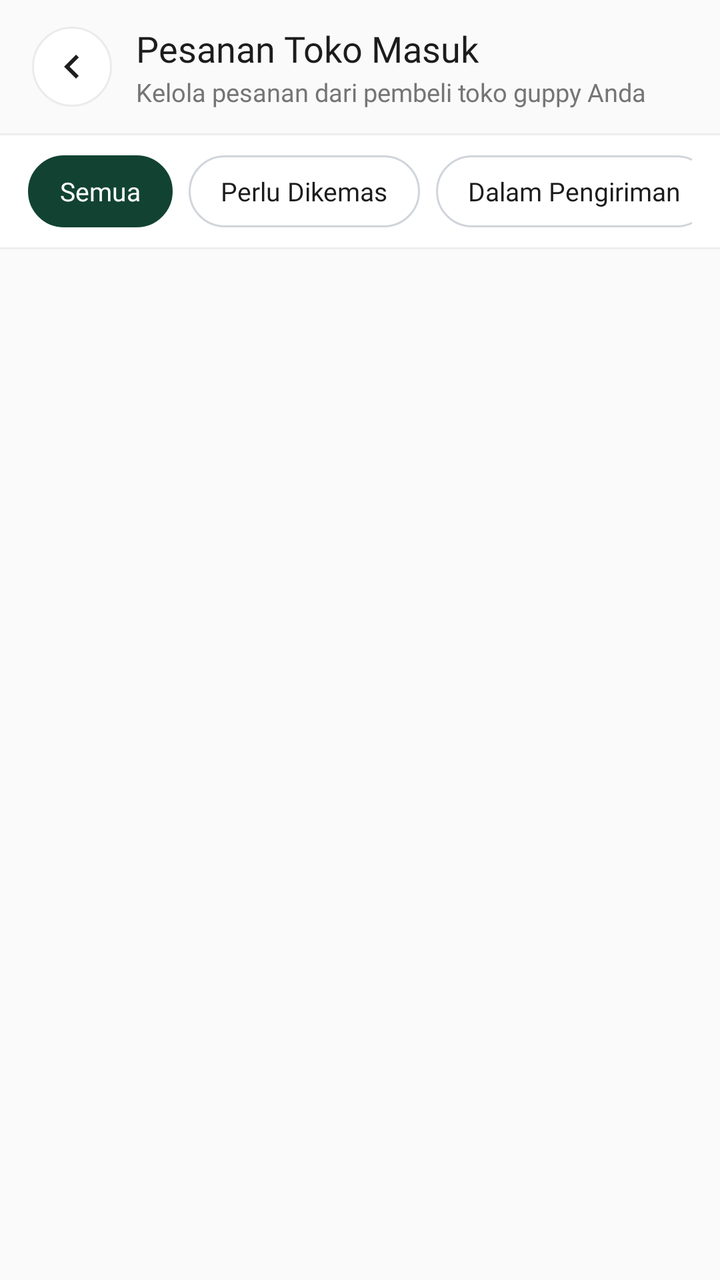
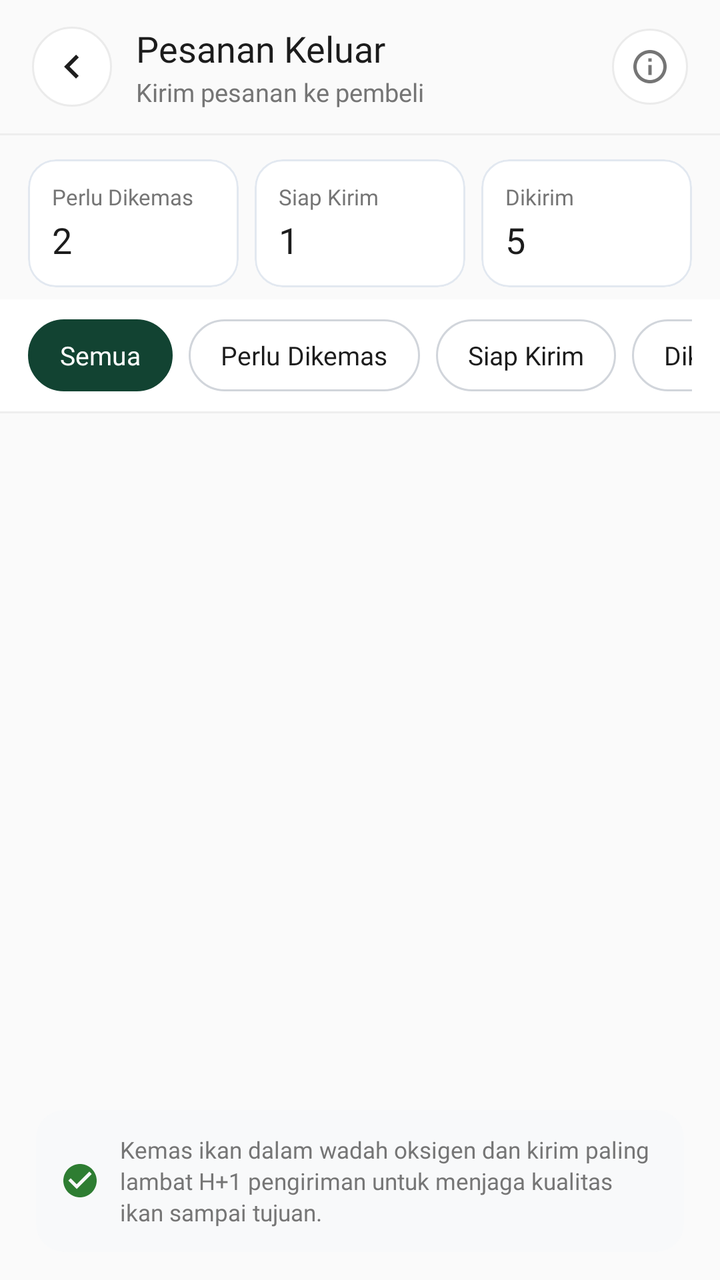

Before-and-after screenshots of an Android layout around one commit, followed by the original layout XML and the change that was made.
<!-- AndroidManifest.xml: application theme Theme.GuppyMarketIDN -->
<!-- res/layout/activity_seller_orders.xml -->
<?xml version="1.0" encoding="utf-8"?>
<RelativeLayout
    xmlns:android="http://schemas.android.com/apk/res/android"
    xmlns:app="http://schemas.android.com/apk/res-auto"
    xmlns:tools="http://schemas.android.com/tools"
    android:id="@+id/main"
    android:layout_width="match_parent"
    android:layout_height="match_parent"
    android:background="#FAFAFA"
    tools:context=".menuProfile.SellerOrdersActivity">

    
    <LinearLayout
        android:id="@+id/topBarSellerOrders"
        android:layout_width="match_parent"
        android:layout_height="wrap_content"
        android:layout_alignParentTop="true"
        android:background="#FAFAFA"
        android:paddingHorizontal="16dp"
        android:paddingTop="12dp"
        android:paddingBottom="12dp"
        android:gravity="center_vertical"
        android:orientation="horizontal">

        <ImageView
            android:id="@+id/btnBackSellerOrders"
            android:layout_width="40dp"
            android:layout_height="40dp"
            android:background="@drawable/bg_circle_white_stroke"
            android:src="@drawable/ic_chevron_left"
            android:padding="8dp"
            android:clickable="true"
            android:focusable="true"/>

        <LinearLayout
            android:layout_width="0dp"
            android:layout_weight="1"
            android:layout_height="wrap_content"
            android:layout_marginStart="12dp"
            android:orientation="vertical">

            <TextView
                android:layout_width="wrap_content"
                android:layout_height="wrap_content"
                android:fontFamily="@font/inter_bold"
                android:text="Pesanan Toko Masuk"
                android:textColor="@color/guppy_text_black"
                android:textSize="18sp"/>

            <TextView
                android:layout_width="wrap_content"
                android:layout_height="wrap_content"
                android:layout_marginTop="1dp"
                android:fontFamily="@font/inter_regular"
                android:text="Kelola pesanan dari pembeli toko guppy Anda"
                android:textColor="@color/guppy_text_gray"
                android:textSize="12.5sp"/>
        </LinearLayout>
    </LinearLayout>

    <View
        android:id="@+id/dividerHeader"
        android:layout_width="match_parent"
        android:layout_height="1dp"
        android:layout_below="@id/topBarSellerOrders"
        android:background="#EEEEEE"/>

    
    <HorizontalScrollView
        android:id="@+id/scrollTabsSellerOrders"
        android:layout_width="match_parent"
        android:layout_height="wrap_content"
        android:layout_below="@id/dividerHeader"
        android:background="@color/white"
        android:scrollbars="none"
        android:paddingVertical="10dp"
        android:paddingHorizontal="14dp">

        <LinearLayout
            android:layout_width="wrap_content"
            android:layout_height="wrap_content"
            android:orientation="horizontal">

            
            <TextView
                android:id="@+id/tabSellerOrderSemua"
                android:layout_width="wrap_content"
                android:layout_height="36dp"
                android:background="@drawable/bg_chip_selected"
                android:backgroundTint="#124332"
                android:text="Semua"
                android:textColor="@color/white"
                android:fontFamily="@font/inter_bold"
                android:textSize="13sp"
                android:gravity="center"
                android:paddingHorizontal="16dp"
                android:layout_marginEnd="8dp"
                android:clickable="true"
                android:focusable="true"/>

            
            <TextView
                android:id="@+id/tabSellerOrderPerluDikemas"
                android:layout_width="wrap_content"
                android:layout_height="36dp"
                android:background="@drawable/bg_btn_outline_pill_gray"
                android:text="Perlu Dikemas"
                android:textColor="@color/guppy_text_black"
                android:fontFamily="@font/inter_bold"
                android:textSize="13sp"
                android:gravity="center"
                android:paddingHorizontal="16dp"
                android:layout_marginEnd="8dp"
                android:clickable="true"
                android:focusable="true"/>

            
            <TextView
                android:id="@+id/tabSellerOrderDikirim"
                android:layout_width="wrap_content"
                android:layout_height="36dp"
                android:background="@drawable/bg_btn_outline_pill_gray"
                android:text="Dalam Pengiriman"
                android:textColor="@color/guppy_text_black"
                android:fontFamily="@font/inter_bold"
                android:textSize="13sp"
                android:gravity="center"
                android:paddingHorizontal="16dp"
                android:layout_marginEnd="8dp"
                android:clickable="true"
                android:focusable="true"/>

            
            <TextView
                android:id="@+id/tabSellerOrderSelesai"
                android:layout_width="wrap_content"
                android:layout_height="36dp"
                android:background="@drawable/bg_btn_outline_pill_gray"
                android:text="Selesai"
                android:textColor="@color/guppy_text_black"
                android:fontFamily="@font/inter_bold"
                android:textSize="13sp"
                android:gravity="center"
                android:paddingHorizontal="16dp"
                android:clickable="true"
                android:focusable="true"/>
        </LinearLayout>
    </HorizontalScrollView>

    <View
        android:id="@+id/dividerTabs"
        android:layout_width="match_parent"
        android:layout_height="1dp"
        android:layout_below="@id/scrollTabsSellerOrders"
        android:background="#EEEEEE"/>

    
    <androidx.recyclerview.widget.RecyclerView
        android:id="@+id/recyclerSellerOrders"
        android:layout_width="match_parent"
        android:layout_height="match_parent"
        android:layout_below="@id/dividerTabs"
        android:clipToPadding="false"
        android:paddingHorizontal="18dp"
        android:paddingTop="14dp"
        android:paddingBottom="20dp"/>

    
    <TextView
        android:id="@+id/tvEmptySellerOrders"
        android:layout_width="wrap_content"
        android:layout_height="wrap_content"
        android:layout_centerInParent="true"
        android:fontFamily="@font/inter_medium"
        android:text="Belum ada pesanan masuk pada kategori ini."
        android:textColor="@color/guppy_text_gray"
        android:textSize="13.5sp"
        android:visibility="gone"/>

</RelativeLayout>
<!-- resources referenced by this layout -->
<resources>
  <color name="guppy_text_black">#1C1C1C</color>
  <color name="guppy_text_gray">#757575</color>
  <color name="white">#FFFFFFFF</color>
  <!-- drawable bg_btn_outline_pill_gray (drawable) -->
  <?xml version="1.0" encoding="utf-8"?>
  <shape xmlns:android="http://schemas.android.com/apk/res/android">
      <solid android:color="@color/white" />
      <stroke android:width="1dp" android:color="#D1D5DB" />
      <corners android:radius="20dp" />
  </shape>
  <!-- drawable bg_chip_selected (drawable) -->
  <?xml version="1.0" encoding="utf-8"?>
  <shape xmlns:android="http://schemas.android.com/apk/res/android">
      <solid android:color="#E0F2F1" />
      <stroke
          android:width="1.5dp"
          android:color="@color/guppy_primary" />
      <corners android:radius="20dp" />
  </shape>
  <!-- drawable bg_circle_white_stroke (drawable) -->
  <?xml version="1.0" encoding="utf-8"?>
  <shape xmlns:android="http://schemas.android.com/apk/res/android" android:shape="oval">
      <solid android:color="@color/white" />
      <stroke android:width="1dp" android:color="@color/guppy_stroke" />
  </shape>
  <!-- drawable ic_chevron_left (drawable) -->
  <vector xmlns:android="http://schemas.android.com/apk/res/android"
      android:width="24dp"
      android:height="24dp"
      android:viewportWidth="24"
      android:viewportHeight="24">
    <path
        android:fillColor="#1E1E1E"
        android:pathData="M15.41,16.59L10.83,12l4.58,-4.59L14,6l-6,6 6,6 1.41,-1.41z"/>
  </vector>
  <style name="Theme.GuppyMarketIDN" parent="Base.Theme.GuppyMarketIDN" />
  <color name="guppy_primary">#00897B</color>
  <color name="guppy_stroke">#EBEBEB</color>
  <style name="Base.Theme.GuppyMarketIDN" parent="Theme.Material3.Light.NoActionBar">
          <item name="colorPrimary">@color/guppy_primary</item>
          <item name="colorOnPrimary">@color/white</item>
          <item name="android:textColorPrimary">@color/guppy_text_black</item>
          <item name="android:textColorSecondary">@color/guppy_text_gray</item>
          <item name="android:windowBackground">@color/guppy_background</item>
      </style>
  <color name="guppy_background">#F8F9FA</color>
</resources>

<!-- the commit's change to res/layout/activity_seller_orders.xml (unified diff, before → after) -->
@@ -43,7 +43,7 @@
                 android:layout_width="wrap_content"
                 android:layout_height="wrap_content"
                 android:fontFamily="@font/inter_bold"
-                android:text="Pesanan Toko Masuk"
+                android:text="Pesanan Keluar"
                 android:textColor="@color/guppy_text_black"
                 android:textSize="18sp"/>
 
@@ -52,10 +52,21 @@
                 android:layout_height="wrap_content"
                 android:layout_marginTop="1dp"
                 android:fontFamily="@font/inter_regular"
-                android:text="Kelola pesanan dari pembeli toko guppy Anda"
+                android:text="Kirim pesanan ke pembeli"
                 android:textColor="@color/guppy_text_gray"
                 android:textSize="12.5sp"/>
         </LinearLayout>
+
+        <ImageView
+            android:id="@+id/btnHelpSellerOrders"
+            android:layout_width="38dp"
+            android:layout_height="38dp"
+            android:background="@drawable/bg_circle_white_stroke"
+            android:src="@drawable/ic_info"
+            app:tint="@color/guppy_text_gray"
+            android:padding="9dp"
+            android:clickable="true"
+            android:focusable="true"/>
     </LinearLayout>
 
     <View
@@ -66,11 +77,133 @@
         android:background="#EEEEEE"/>
 
     
+    <LinearLayout
+        android:id="@+id/layoutTopCounters"
+        android:layout_width="match_parent"
+        android:layout_height="wrap_content"
+        android:layout_below="@id/dividerHeader"
+        android:background="#FAFAFA"
+        android:paddingHorizontal="14dp"
+        android:paddingTop="12dp"
+        android:paddingBottom="6dp"
+        android:orientation="horizontal">
+
+        
+        <com.google.android.material.card.MaterialCardView
+            android:layout_width="0dp"
+            android:layout_weight="1"
+            android:layout_height="64dp"
+            android:layout_marginEnd="5dp"
+            app:cardCornerRadius="14dp"
+            app:cardElevation="0dp"
+            app:cardBackgroundColor="@color/white"
+            app:strokeColor="#E2E8F0"
+            app:strokeWidth="1dp">
+            <LinearLayout
+                android:layout_width="match_parent"
+                android:layout_height="match_parent"
+                android:gravity="center_vertical"
+                android:paddingHorizontal="12dp"
+                android:orientation="vertical">
+                <TextView
+                    android:layout_width="wrap_content"
+                    android:layout_height="wrap_content"
+                    android:text="Perlu Dikemas"
+                    android:textColor="@color/guppy_text_gray"
+                    android:fontFamily="@font/inter_medium"
+                    android:textSize="11sp"/>
+                <TextView
+                    android:id="@+id/tvCountPerluDikemas"
+                    android:layout_width="wrap_content"
+                    android:layout_height="wrap_content"
+                    android:layout_marginTop="2dp"
+                    android:text="2"
+                    android:textColor="@color/guppy_text_black"
+                    android:fontFamily="@font/inter_bold"
+                    android:textSize="18sp"/>
+            </LinearLayout>
+        </com.google.android.material.card.MaterialCardView>
+
+        
+        <com.google.android.material.card.MaterialCardView
+            android:layout_width="0dp"
+            android:layout_weight="1"
+            android:layout_height="64dp"
+            android:layout_marginHorizontal="3dp"
+            app:cardCornerRadius="14dp"
+            app:cardElevation="0dp"
+            app:cardBackgroundColor="@color/white"
+            app:strokeColor="#E2E8F0"
+            app:strokeWidth="1dp">
+            <LinearLayout
+                android:layout_width="match_parent"
+                android:layout_height="match_parent"
+                android:gravity="center_vertical"
+                android:paddingHorizontal="12dp"
+                android:orientation="vertical">
+                <TextView
+                    android:layout_width="wrap_content"
+                    android:layout_height="wrap_content"
+                    android:text="Siap Kirim"
+                    android:textColor="@color/guppy_text_gray"
+                    android:fontFamily="@font/inter_medium"
+                    android:textSize="11sp"/>
+                <TextView
+                    android:id="@+id/tvCountSiapKirim"
+                    android:layout_width="wrap_content"
+                    android:layout_height="wrap_content"
+                    android:layout_marginTop="2dp"
+                    android:text="1"
+                    android:textColor="@color/guppy_text_black"
+                    android:fontFamily="@font/inter_bold"
+                    android:textSize="18sp"/>
+            </LinearLayout>
+        </com.google.android.material.card.MaterialCardView>
+
+        
+        <com.google.android.material.card.MaterialCardView
+            android:layout_width="0dp"
+            android:layout_weight="1"
+            android:layout_height="64dp"
+            android:layout_marginStart="5dp"
+            app:cardCornerRadius="14dp"
+            app:cardElevation="0dp"
+            app:cardBackgroundColor="@color/white"
+            app:strokeColor="#E2E8F0"
+            app:strokeWidth="1dp">
+            <LinearLayout
+                android:layout_width="match_parent"
+                android:layout_height="match_parent"
+                android:gravity="center_vertical"
+                android:paddingHorizontal="12dp"
+                android:orientation="vertical">
+                <TextView
+                    android:layout_width="wrap_content"
+                    android:layout_height="wrap_content"
+                    android:text="Dikirim"
+                    android:textColor="@color/guppy_text_gray"
+                    android:fontFamily="@font/inter_medium"
+                    android:textSize="11sp"/>
+                <TextView
+                    android:id="@+id/tvCountDikirim"
+                    android:layout_width="wrap_content"
+                    android:layout_height="wrap_content"
+                    android:layout_marginTop="2dp"
+                    android:text="5"
+                    android:textColor="@color/guppy_text_black"
+                    android:fontFamily="@font/inter_bold"
+                    android:textSize="18sp"/>
+            </LinearLayout>
+        </com.google.android.material.card.MaterialCardView>
+
+    </LinearLayout>
+
+    
     <HorizontalScrollView
         android:id="@+id/scrollTabsSellerOrders"
         android:layout_width="match_parent"
         android:layout_height="wrap_content"
-        android:layout_below="@id/dividerHeader"
+        android:layout_below="@id/layoutTopCounters"
         android:background="@color/white"
         android:scrollbars="none"
         android:paddingVertical="10dp"
@@ -116,11 +249,27 @@
 
             
             <TextView
+                android:id="@+id/tabSellerOrderSiapKirim"
+                android:layout_width="wrap_content"
+                android:layout_height="36dp"
+                android:background="@drawable/bg_btn_outline_pill_gray"
+                android:text="Siap Kirim"
+                android:textColor="@color/guppy_text_black"
+                android:fontFamily="@font/inter_bold"
+                android:textSize="13sp"
+                android:gravity="center"
+                android:paddingHorizontal="16dp"
+                android:layout_marginEnd="8dp"
+                android:clickable="true"
+                android:focusable="true"/>
+
+            
+            <TextView
                 android:id="@+id/tabSellerOrderDikirim"
                 android:layout_width="wrap_content"
                 android:layout_height="36dp"
                 android:background="@drawable/bg_btn_outline_pill_gray"
-                android:text="Dalam Pengiriman"
+                android:text="Dikirim"
                 android:textColor="@color/guppy_text_black"
                 android:fontFamily="@font/inter_bold"
                 android:textSize="13sp"
@@ -155,15 +304,56 @@
         android:background="#EEEEEE"/>
 
     
+    <androidx.cardview.widget.CardView
+        android:id="@+id/cardBottomNotice"
+        android:layout_width="match_parent"
+        android:layout_height="wrap_content"
+        android:layout_alignParentBottom="true"
+        android:layout_marginHorizontal="18dp"
+        android:layout_marginBottom="14dp"
+        app:cardCornerRadius="14dp"
+        app:cardElevation="0dp"
+        app:cardBackgroundColor="#F8F9FA"
+        app:strokeColor="#E2E8F0"
+        app:strokeWidth="1dp">
+
+        <LinearLayout
+            android:layout_width="match_parent"
+            android:layout_height="wrap_content"
+            android:padding="12dp"
+            android:gravity="center_vertical"
+            android:orientation="horizontal">
+
+            <ImageView
+                android:layout_width="20dp"
+                android:layout_height="20dp"
+                android:src="@drawable/ic_verified_badge"
+                app:tint="#2E7D32"/>
+
+            <TextView
+                android:layout_width="0dp"
+                android:layout_weight="1"
+                android:layout_height="wrap_content"
+                android:layout_marginStart="10dp"
+                android:text="Kemas ikan dalam wadah oksigen dan kirim paling lambat H+1 pengiriman untuk menjaga kualitas ikan sampai tujuan."
+                android:textColor="@color/guppy_text_gray"
+                android:fontFamily="@font/inter_medium"
+                android:textSize="11.5sp"
+                android:lineSpacingExtra="2dp"/>
+        </LinearLayout>
+    </androidx.cardview.widget.CardView>
+
+    
     <androidx.recyclerview.widget.RecyclerView
         android:id="@+id/recyclerSellerOrders"
         android:layout_width="match_parent"
         android:layout_height="match_parent"
         android:layout_below="@id/dividerTabs"
+        android:layout_above="@id/cardBottomNotice"
         android:clipToPadding="false"
         android:paddingHorizontal="18dp"
         android:paddingTop="14dp"
-        android:paddingBottom="20dp"/>
+        android:paddingBottom="10dp"/>
 
     
     <TextView
<!-- resource entries referenced after the edit -->
@@ -35,6 +35,26 @@
         android:fillColor="#1E1E1E"
         android:pathData="M15.41,16.59L10.83,12l4.58,-4.59L14,6l-6,6 6,6 1.41,-1.41z"/>
   </vector>
+  <!-- drawable ic_info (drawable) -->
+  <vector xmlns:android="http://schemas.android.com/apk/res/android"
+      android:width="24dp"
+      android:height="24dp"
+      android:viewportWidth="24"
+      android:viewportHeight="24">
+    <path
+        android:fillColor="#E33A24"
+        android:pathData="M11,17h2v-6h-2v6zM12,2C6.48,2 2,6.48 2,12s4.48,10 10,10 10,-4.48 10,-10S17.52,2 12,2zM12,20c-4.41,0 -8,-3.59 -8,-8s3.59,-8 8,-8 8,3.59 8,8 -3.59,8 -8,8zM11,7h2v2h-2z"/>
+  </vector>
+  <!-- drawable ic_verified_badge (drawable) -->
+  <vector xmlns:android="http://schemas.android.com/apk/res/android"
+      android:width="16dp"
+      android:height="16dp"
+      android:viewportWidth="24"
+      android:viewportHeight="24">
+    <path
+        android:fillColor="#4CAF50"
+        android:pathData="M12,2C6.48,2 2,6.48 2,12s4.48,10 10,10 10,-4.48 10,-10S17.52,2 12,2zM10,17l-5,-5 1.41,-1.41L10,14.17l7.59,-7.59L19,8l-9,9z"/>
+  </vector>
   <style name="Theme.GuppyMarketIDN" parent="Base.Theme.GuppyMarketIDN" />
   <color name="guppy_primary">#00897B</color>
   <color name="guppy_stroke">#EBEBEB</color>
